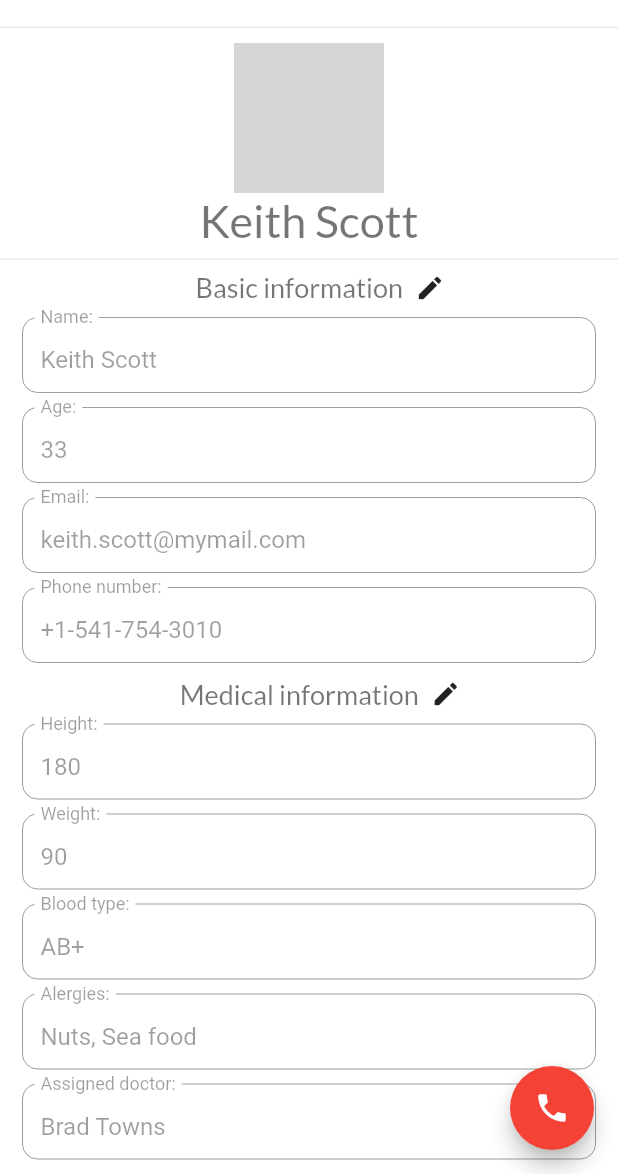
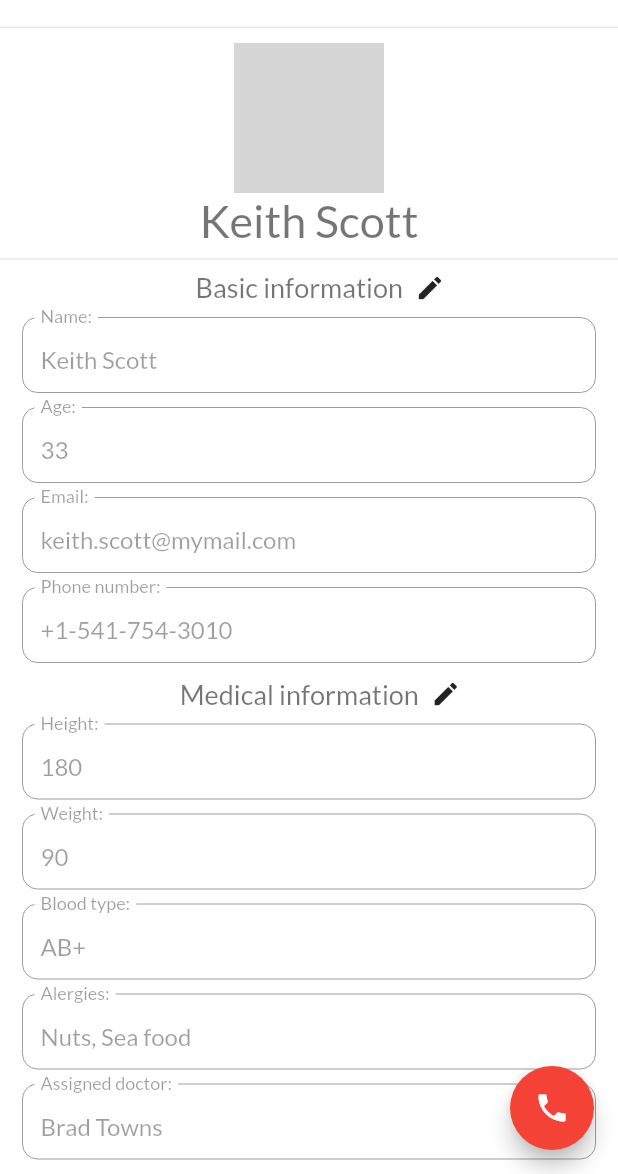
Before and after one commit to Hazaaa/Smart_Health-v1.0, a Flutter app: the ProfilePage screen opened by its route, on a phone screen of 412 x 824 dp, the part 62-1236 px from its top. Run offline on Flutter 3.47's test engine with Material 2 defaults, Android fonts, the phone set to English and light mode, and no system bars; drawn by our look-alikes of flutter_speed_dial; our stand-ins replace google_maps_flutter; missing offline and left inert: call_number; network calls fail; grey boxes are pictures that could not be loaded.

Commit message:
Updated flutter version. Added fonts.

```diff
--- a/lib/custom_widgets/appbar.dart
+++ b/lib/custom_widgets/appbar.dart
@@ -1,6 +1,5 @@
 import 'package:flutter/material.dart';
 import 'package:smart_health/routing/routes.dart';
-import 'package:smart_health/themes/custom_theme.dart';
 
 class CustomAppBar extends StatelessWidget implements PreferredSizeWidget {
   const CustomAppBar();
@@ -19,7 +18,7 @@ class CustomAppBar extends StatelessWidget implements PreferredSizeWidget {
       ),
       title: Text(
         "Smart Health",
-        style: titleTextStyle(),
+        style: TextStyle(color: Colors.black54),
       ),
       centerTitle: true,
       actions: <Widget>[
--- a/lib/custom_widgets/emergency_float_button.dart
+++ b/lib/custom_widgets/emergency_float_button.dart
@@ -2,7 +2,6 @@ import 'package:flutter/material.dart';
 import 'package:call_number/call_number.dart';
 import 'package:flutter/rendering.dart';
 import 'package:flutter_speed_dial/flutter_speed_dial.dart';
-import 'package:google_fonts/google_fonts.dart';
 
 class EmergencyFloatButton extends StatefulWidget {
   const EmergencyFloatButton({Key key}) : super(key: key);
--- a/lib/custom_widgets/user_details_column.dart
+++ b/lib/custom_widgets/user_details_column.dart
@@ -1,7 +1,4 @@
 import 'package:flutter/material.dart';
-import 'package:google_fonts/google_fonts.dart';
-
-import 'package:smart_health/themes/custom_theme.dart';
 
 class UserDetailsColumn extends StatefulWidget {
   UserDetailsColumn({Key key, this.profileDetails = false}) : super(key: key);
@@ -23,8 +20,8 @@ class _UserDetailsColumnState extends State<UserDetailsColumn> {
     _showEdit = widget.profileDetails ? true : false;
     _pictureRadius = widget.profileDetails ? 50.0 : 30.0;
     _nameTextStyle = widget.profileDetails
-        ? GoogleFonts.lato(color: Colors.black54, fontSize: 30.0)
-        : GoogleFonts.lato(color: Colors.black54);
+        ? TextStyle(color: Colors.black54, fontSize: 30.0)
+        : TextStyle(color: Colors.black54);
   }
 
   @override
@@ -64,7 +61,7 @@ class _UserDetailsColumnState extends State<UserDetailsColumn> {
             padding: EdgeInsets.only(left: 8.0, bottom: 10.0),
             child: Text(
               "33 years | 90 kg | 180 cm",
-              style: subtitleTextStyle(),
+              style: TextStyle(color: Colors.grey),
             ),
           ),
         )
--- a/lib/custom_widgets/weather_widget.dart
+++ b/lib/custom_widgets/weather_widget.dart
@@ -1,5 +1,4 @@
 import 'package:flutter/material.dart';
-import 'package:google_fonts/google_fonts.dart';
 
 class WeatherWidget extends StatelessWidget {
   const WeatherWidget({Key key}) : super(key: key);
@@ -23,7 +22,7 @@ class WeatherWidget extends StatelessWidget {
             padding: EdgeInsets.only(left: 15.0, bottom: 5.0),
             child: Text(
               "San Francisco",
-              style: GoogleFonts.lato(color: Colors.white, fontSize: 22.0, fontWeight: FontWeight.w700)
+              style: TextStyle(color: Colors.white, fontSize: 22.0, fontWeight: FontWeight.w700)
             ),
           ),
           Padding(
@@ -31,7 +30,7 @@ class WeatherWidget extends StatelessWidget {
                 EdgeInsets.only(left: MediaQuery.of(context).size.width * 0.05, bottom: 2.0),
             child: Text(
               "32°C",
-              style: GoogleFonts.lato(color: Colors.white, fontSize: 23.0, fontWeight: FontWeight.w700)
+              style: TextStyle(color: Colors.white, fontSize: 23.0, fontWeight: FontWeight.w700)
             ),
           )
         ],
--- a/lib/pages/home_page.dart
+++ b/lib/pages/home_page.dart
@@ -1,5 +1,4 @@
 import 'package:flutter/material.dart';
-import 'package:google_fonts/google_fonts.dart';
 import 'package:smart_health/custom_widgets/appbar.dart';
 import 'package:smart_health/custom_widgets/drawer.dart';
 import 'package:smart_health/custom_widgets/emergency_float_button.dart';
@@ -30,7 +29,7 @@ class _HomePageState extends State<HomePage> {
               padding: EdgeInsets.only(top: 15.0),
               child: Text(
                 "News from your region",
-                style: GoogleFonts.lato(
+                style: TextStyle(
                   color: Colors.black54,
                   fontSize: 18.0,
                 ),
--- a/lib/pages/profile_page.dart
+++ b/lib/pages/profile_page.dart
@@ -1,5 +1,4 @@
 import 'package:flutter/material.dart';
-import 'package:google_fonts/google_fonts.dart';
 import 'package:smart_health/custom_widgets/appbar.dart';
 import 'package:smart_health/custom_widgets/drawer.dart';
 import 'package:smart_health/custom_widgets/emergency_float_button.dart';
@@ -173,7 +172,7 @@ class _ProfilePageState extends State<ProfilePage> {
                     children: <Widget>[
                       Text(
                         "Basic information",
-                        style: GoogleFonts.lato(
+                        style: TextStyle(
                           color: Colors.black54,
                           fontSize: 18.0,
                         ),
@@ -250,7 +249,7 @@ class _ProfilePageState extends State<ProfilePage> {
                     children: <Widget>[
                       Text(
                         "Medical information",
-                        style: GoogleFonts.lato(
+                        style: TextStyle(
                           color: Colors.black54,
                           fontSize: 18.0,
                         ),
@@ -346,7 +345,7 @@ class _ProfilePageState extends State<ProfilePage> {
                     children: <Widget>[
                       Text(
                         "Emergency contact",
-                        style: GoogleFonts.lato(
+                        style: TextStyle(
                           color: Colors.black54,
                           fontSize: 18.0,
                         ),
--- a/lib/themes/custom_theme.dart
+++ b/lib/themes/custom_theme.dart
@@ -1,17 +1,9 @@
 import 'package:flutter/material.dart';
-import 'package:google_fonts/google_fonts.dart';
 
 ThemeData getCustomTheme() {
   return ThemeData(
     appBarTheme: AppBarTheme(color: Colors.white, elevation: 0.0),
     scaffoldBackgroundColor: Colors.white,
+    fontFamily: 'Lato'
   );
 }
-
-TextStyle titleTextStyle() {
-  return GoogleFonts.lato(color: Colors.black54);
-}
-
-TextStyle subtitleTextStyle() {
-  return GoogleFonts.lato(color: Colors.grey);
-}
```
Also changed, not shown: lib/pages/records_page.dart (+13 -16 lines), lib/pages/weather_page.dart (+25 -29 lines), pubspec.yaml (+12 -9 lines), fonts/Lato-Bold.ttf (added), fonts/Lato-Italic.ttf (added), fonts/Lato-Light.ttf (added), fonts/Lato-Regular.ttf (added), pubspec.lock.
